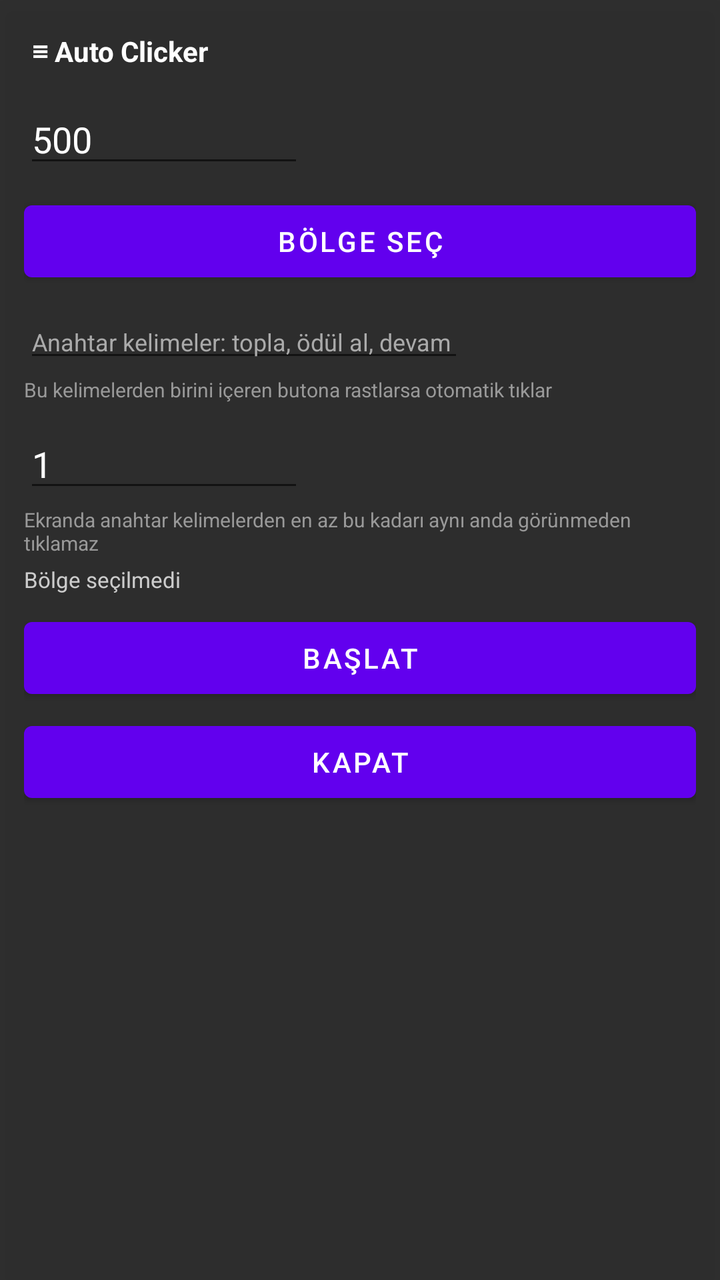
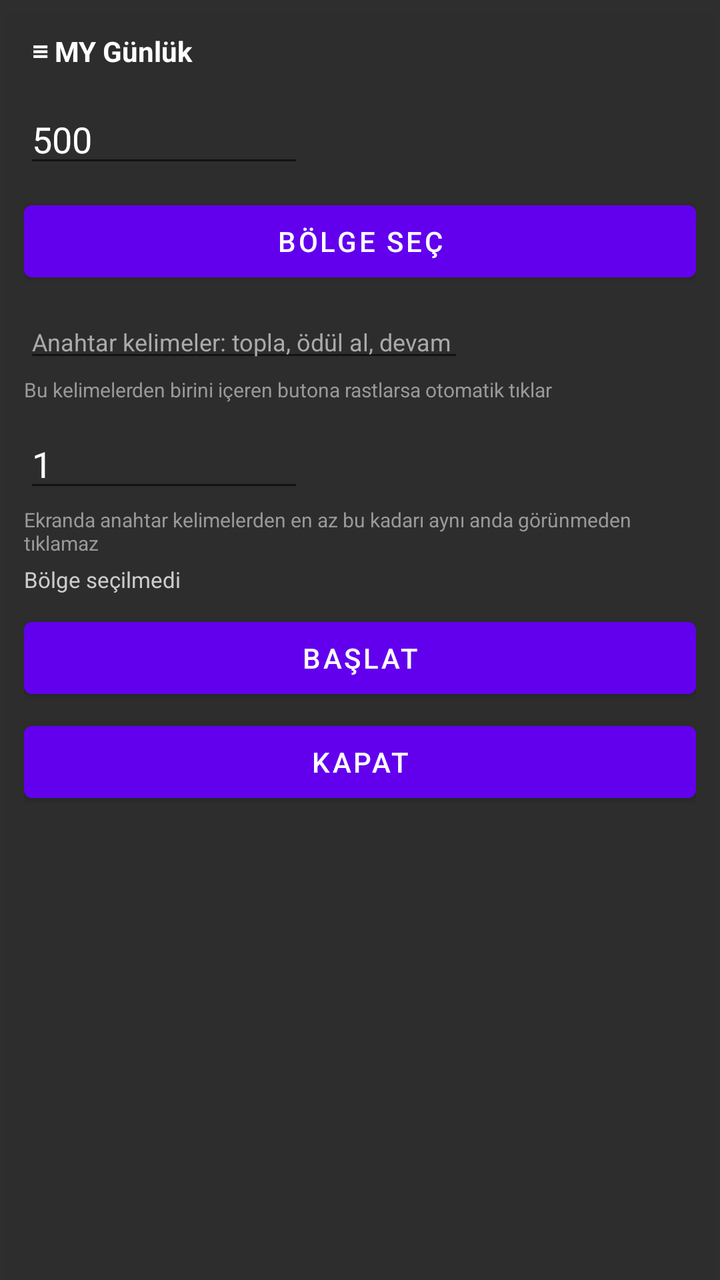

Compare the two renders of this Android layout. The source of the first and the diff that turns it into the second are given below.
<!-- AndroidManifest.xml: application theme Theme.AutoClicker -->
<!-- res/layout/overlay_control_panel.xml -->
<?xml version="1.0" encoding="utf-8"?>
<LinearLayout xmlns:android="http://schemas.android.com/apk/res/android"
    android:layout_width="wrap_content"
    android:layout_height="wrap_content"
    android:orientation="vertical"
    android:background="#EE222222"
    android:padding="12dp"
    android:elevation="8dp">

    <TextView
        android:id="@+id/tvDrag"
        android:layout_width="match_parent"
        android:layout_height="wrap_content"
        android:text="≡ Auto Clicker"
        android:textColor="@color/white"
        android:textStyle="bold"
        android:padding="4dp" />

    <EditText
        android:id="@+id/etInterval"
        android:layout_width="140dp"
        android:layout_height="wrap_content"
        android:layout_marginTop="8dp"
        android:hint="Aralık (ms)"
        android:inputType="number"
        android:textColor="@color/white"
        android:textColorHint="#AAAAAA"
        android:text="500" />

    <Button
        android:id="@+id/btnSelectRegion"
        android:layout_width="match_parent"
        android:layout_height="wrap_content"
        android:layout_marginTop="8dp"
        android:text="Bölge Seç" />

    <EditText
        android:id="@+id/etKeywords"
        android:layout_width="220dp"
        android:layout_height="wrap_content"
        android:layout_marginTop="8dp"
        android:hint="Anahtar kelimeler: topla, ödül al, devam"
        android:textColor="@color/white"
        android:textColorHint="#AAAAAA"
        android:textSize="12sp" />

    <TextView
        android:layout_width="match_parent"
        android:layout_height="wrap_content"
        android:text="Bu kelimelerden birini içeren butona rastlarsa otomatik tıklar"
        android:textColor="#999999"
        android:textSize="10sp"
        android:layout_marginTop="2dp" />

    <EditText
        android:id="@+id/etMinMatches"
        android:layout_width="140dp"
        android:layout_height="wrap_content"
        android:layout_marginTop="8dp"
        android:hint="En az kaç kelime?"
        android:inputType="number"
        android:textColor="@color/white"
        android:textColorHint="#AAAAAA"
        android:text="1" />

    <TextView
        android:layout_width="match_parent"
        android:layout_height="wrap_content"
        android:text="Ekranda anahtar kelimelerden en az bu kadarı aynı anda görünmeden tıklamaz"
        android:textColor="#999999"
        android:textSize="10sp"
        android:layout_marginTop="2dp" />

    <TextView
        android:id="@+id/tvRegionInfo"
        android:layout_width="match_parent"
        android:layout_height="wrap_content"
        android:textColor="#CCCCCC"
        android:textSize="11sp"
        android:layout_marginTop="4dp"
        android:text="Bölge seçilmedi" />

    <Button
        android:id="@+id/btnToggleStart"
        android:layout_width="match_parent"
        android:layout_height="wrap_content"
        android:layout_marginTop="8dp"
        android:text="Başlat" />

    <Button
        android:id="@+id/btnClosePanel"
        android:layout_width="match_parent"
        android:layout_height="wrap_content"
        android:layout_marginTop="4dp"
        android:text="Kapat" />

</LinearLayout>
<!-- resources referenced by this layout -->
<resources>
  <color name="white">#FFFFFF</color>
  <style name="Theme.AutoClicker" parent="Theme.MaterialComponents.DayNight.NoActionBar">
          <item name="colorPrimary">@color/purple_500</item>
          <item name="colorPrimaryVariant">@color/purple_700</item>
          <item name="colorOnPrimary">@color/white</item>
          <item name="colorSecondary">@color/teal_200</item>
      </style>
  <color name="purple_500">#6200EE</color>
  <color name="purple_700">#3700B3</color>
  <color name="teal_200">#03DAC5</color>
</resources>

<!-- the commit's change to res/layout/overlay_control_panel.xml (unified diff, before → after) -->
@@ -11,7 +11,7 @@
         android:id="@+id/tvDrag"
         android:layout_width="match_parent"
         android:layout_height="wrap_content"
-        android:text="≡ Auto Clicker"
+        android:text="≡ MY Günlük"
         android:textColor="@color/white"
         android:textStyle="bold"
         android:padding="4dp" />
